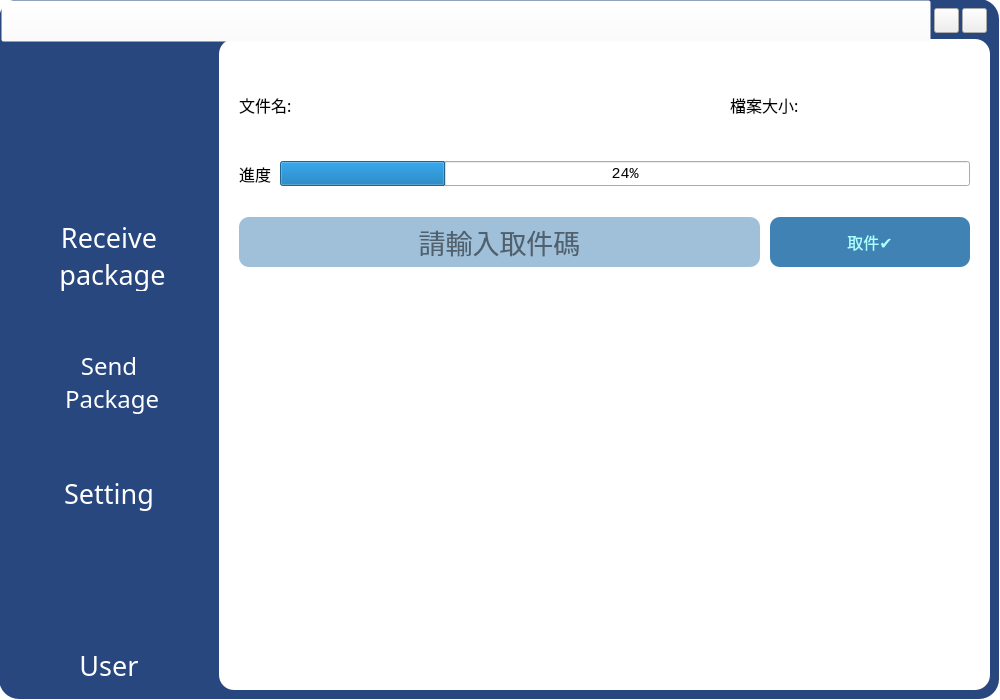
Before: the Qt Designer form src/gui/MainWindow.ui in hmes98318/Logistics-Station, drawn with Qt 5.
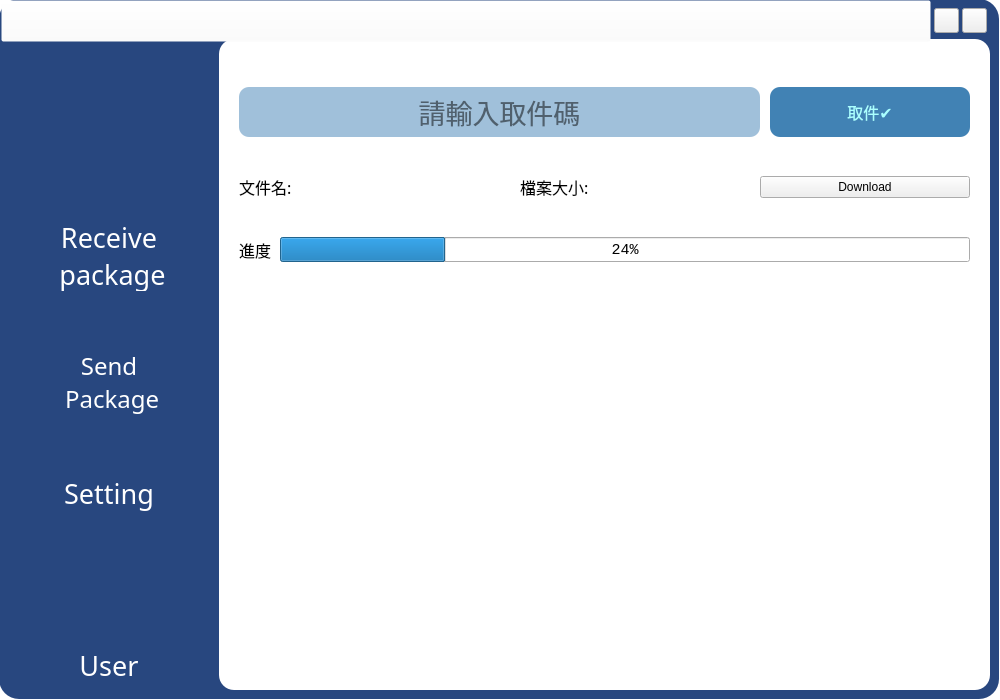
After: the same form once the commit is applied. The open tabs and pages were chosen to show the change. Icons and pictures are not drawn.

```diff
--- a/src/gui/MainWindow.ui
+++ b/src/gui/MainWindow.ui
@@ -297,6 +297,69 @@
        <property name="spacing">
         <number>10</number>
        </property>
+       <item>
+        <layout class="QHBoxLayout" name="horizontalLayout">
+         <item>
+          <widget class="QLineEdit" name="input_PickupNumber">
+           <property name="minimumSize">
+            <size>
+             <width>0</width>
+             <height>50</height>
+            </size>
+           </property>
+           <property name="font">
+            <font>
+             <family>Consolas</family>
+             <pointsize>20</pointsize>
+            </font>
+           </property>
+           <property name="styleSheet">
+            <string notr="true">border-radius: 10px;
+background-color: rgba(13, 95, 160, 100);</string>
+           </property>
+           <property name="text">
+            <string/>
+           </property>
+           <property name="alignment">
+            <set>Qt::AlignCenter</set>
+           </property>
+           <property name="placeholderText">
+            <string>請輸入取件碼</string>
+           </property>
+          </widget>
+         </item>
+         <item>
+          <widget class="QPushButton" name="button_RequireFile">
+           <property name="minimumSize">
+            <size>
+             <width>200</width>
+             <height>50</height>
+            </size>
+           </property>
+           <property name="maximumSize">
+            <size>
+             <width>200</width>
+             <height>50</height>
+            </size>
+           </property>
+           <property name="font">
+            <font>
+             <family>微軟正黑體</family>
+             <pointsize>12</pointsize>
+            </font>
+           </property>
+           <property name="styleSheet">
+            <string notr="true">border-radius: 10px;
+color: rgb(170, 255, 255);
+background-color: rgba(13, 95, 160, 200);</string>
+           </property>
+           <property name="text">
+            <string>取件✔</string>
+           </property>
+          </widget>
+         </item>
+        </layout>
+       </item>
        <item>
         <layout class="QHBoxLayout" name="Layout_cFileInfo">
          <property name="spacing">
@@ -387,6 +450,13 @@
            </property>
           </widget>
          </item>
+         <item>
+          <widget class="QPushButton" name="button_DownloadFile">
+           <property name="text">
+            <string>Download</string>
+           </property>
+          </widget>
+         </item>
         </layout>
        </item>
        <item>
@@ -451,69 +521,6 @@
          </item>
         </layout>
        </item>
-       <item>
-        <layout class="QHBoxLayout" name="horizontalLayout">
-         <item>
-          <widget class="QLineEdit" name="input_PickupNumber">
-           <property name="minimumSize">
-            <size>
-             <width>0</width>
-             <height>50</height>
-            </size>
-           </property>
-           <property name="font">
-            <font>
-             <family>Consolas</family>
-             <pointsize>20</pointsize>
-            </font>
-           </property>
-           <property name="styleSheet">
-            <string notr="true">border-radius: 10px;
-background-color: rgba(13, 95, 160, 100);</string>
-           </property>
-           <property name="text">
-            <string/>
-           </property>
-           <property name="alignment">
-            <set>Qt::AlignCenter</set>
-           </property>
-           <property name="placeholderText">
-            <string>請輸入取件碼</string>
-           </property>
-          </widget>
-         </item>
-         <item>
-          <widget class="QPushButton" name="button_RequireFile">
-           <property name="minimumSize">
-            <size>
-             <width>200</width>
-             <height>50</height>
-            </size>
-           </property>
-           <property name="maximumSize">
-            <size>
-             <width>200</width>
-             <height>50</height>
-            </size>
-           </property>
-           <property name="font">
-            <font>
-             <family>微軟正黑體</family>
-             <pointsize>12</pointsize>
-            </font>
-           </property>
-           <property name="styleSheet">
-            <string notr="true">border-radius: 10px;
-color: rgb(170, 255, 255);
-background-color: rgba(13, 95, 160, 200);</string>
-           </property>
-           <property name="text">
-            <string>取件✔</string>
-           </property>
-          </widget>
-         </item>
-        </layout>
-       </item>
       </layout>
      </widget>
      <widget class="QLabel" name="label_spacer3_2">
```
Left out of the diff: 2 changed lines with no effect on the pictures.
